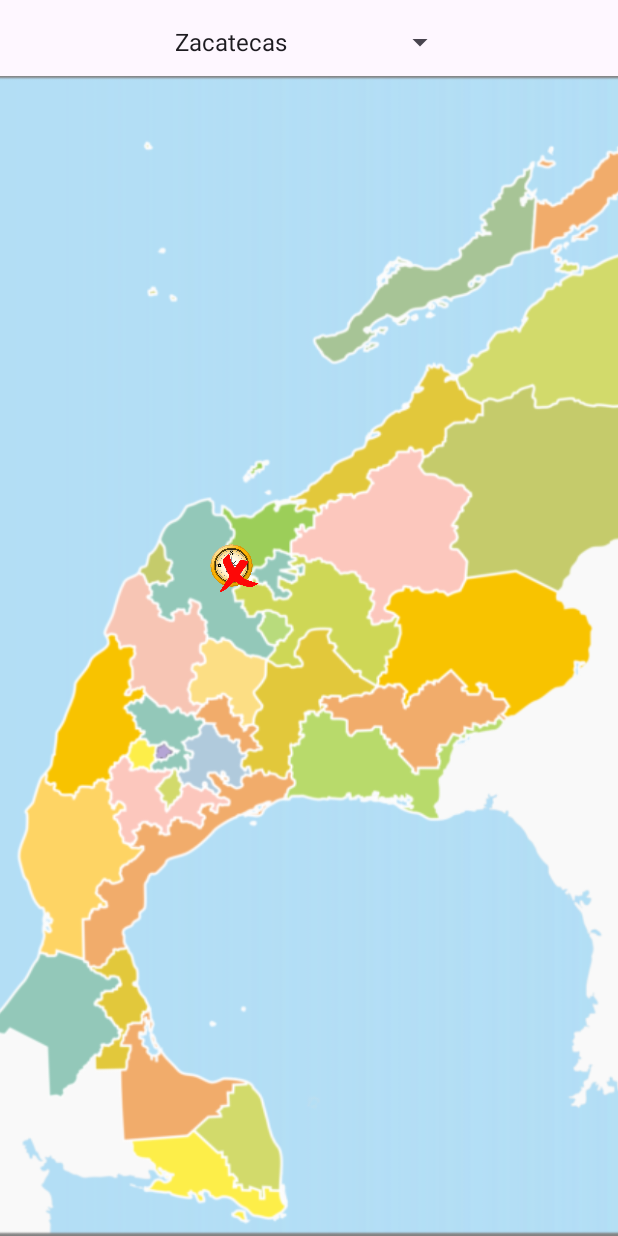
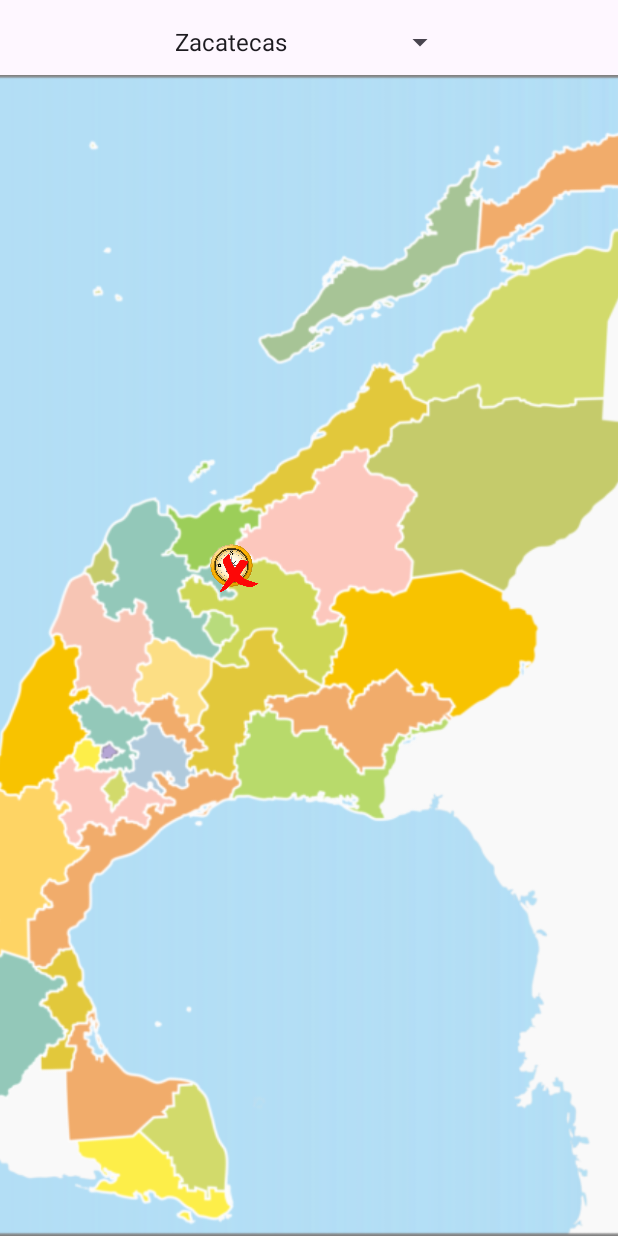
Before and after one commit to KevindeJesusUAA/ProyectoFinalGeoterra, an Android app: the estadosMexico screen opened directly, with no data from a screen before it, on a phone screen of 412 x 824 dp. Run offline under Robolectric (Android 15) with nearby library versions, the phone set to English and light mode, and no system bars.

Commit message:
Juego casi completo

```diff
--- a/app/src/main/res/layout/estados_mexico.xml
+++ b/app/src/main/res/layout/estados_mexico.xml
@@ -27,7 +27,6 @@
         app:layout_constraintBottom_toBottomOf="parent"
         app:layout_constraintDimensionRatio="H,1.5:1.5"
         app:layout_constraintEnd_toEndOf="parent"
-        app:layout_constraintHorizontal_bias="0.4"
         app:layout_constraintStart_toStartOf="parent"
         app:layout_constraintTop_toTopOf="parent"
         app:layout_constraintVertical_bias="0.0" />
```
